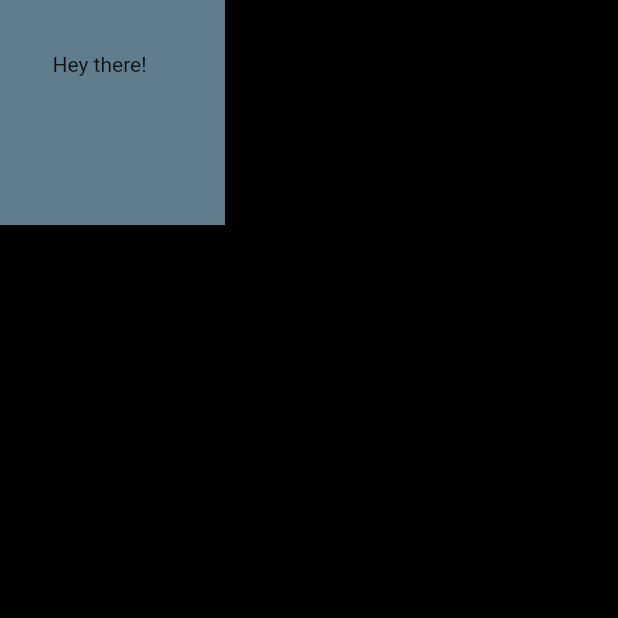
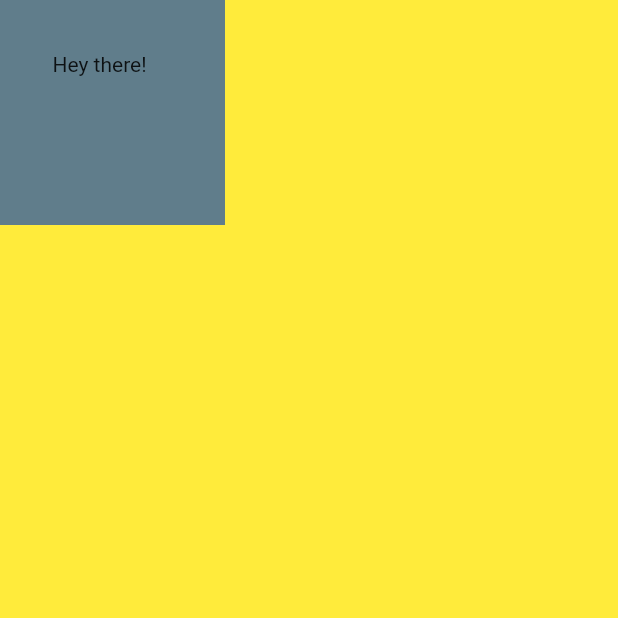
Before and after one commit to papadonut9/business-card, a Flutter app: the screen it shows after launch, on a phone screen of 412 x 824 dp, the top half of it. Run offline on Flutter 3.47's test engine with Material 2 defaults, Android fonts, the phone set to English and light mode, and no system bars.

Commit message:
minor update

```diff
--- a/lib/colors.dart
+++ b/lib/colors.dart
@@ -3,4 +3,4 @@
 import 'package:flutter/material.dart';
 
 const miCard_Container0 = Colors.blueGrey;
-const MiCard_Scaffold0 = Colors.black;
+const MiCard_Scaffold0 = Colors.yellow;
```
